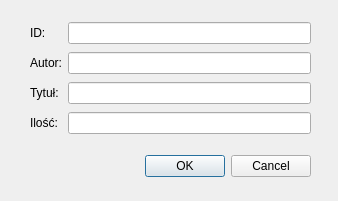
This is dialogeditbook.ui in Robert1423/QTLibrary as Qt 5 draws it before an edit. The edited form follows.
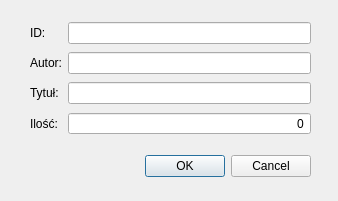
This is the edited form.

Patch:
```diff
--- a/dialogeditbook.ui
+++ b/dialogeditbook.ui
@@ -29,13 +29,13 @@
     <set>QDialogButtonBox::Cancel|QDialogButtonBox::Ok</set>
    </property>
   </widget>
-  <widget class="QWidget" name="">
+  <widget class="QWidget" name="layoutWidget">
    <property name="geometry">
     <rect>
      <x>30</x>
      <y>20</y>
      <width>281</width>
-     <height>116</height>
+     <height>117</height>
     </rect>
    </property>
    <layout class="QGridLayout" name="gridLayout">
@@ -66,9 +66,6 @@
     <item row="1" column="1">
      <widget class="QLineEdit" name="Author"/>
     </item>
-    <item row="3" column="1">
-     <widget class="QLineEdit" name="Quantity"/>
-    </item>
     <item row="0" column="1">
      <widget class="QLineEdit" name="ID">
       <property name="readOnly">
@@ -83,6 +80,16 @@
       </property>
      </widget>
     </item>
+    <item row="3" column="1">
+     <widget class="QSpinBox" name="Quantity">
+      <property name="alignment">
+       <set>Qt::AlignRight|Qt::AlignTrailing|Qt::AlignVCenter</set>
+      </property>
+      <property name="buttonSymbols">
+       <enum>QAbstractSpinBox::NoButtons</enum>
+      </property>
+     </widget>
+    </item>
    </layout>
   </widget>
  </widget>
```
